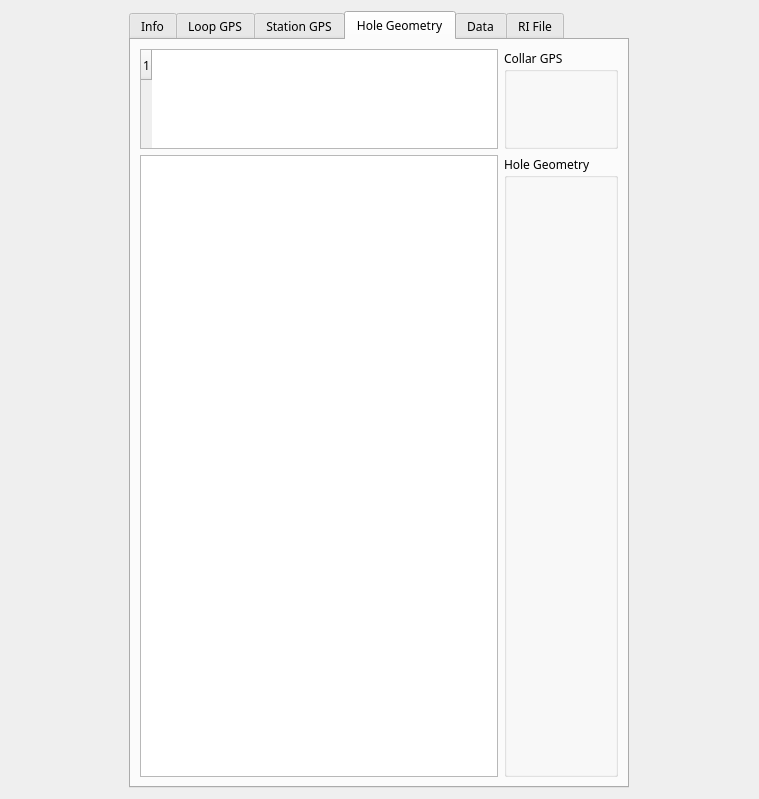
Before: the Qt Designer form src/qt_ui/pem_info_widget.ui in Eric-Meunier/Processor-Suite, drawn with Qt 5.
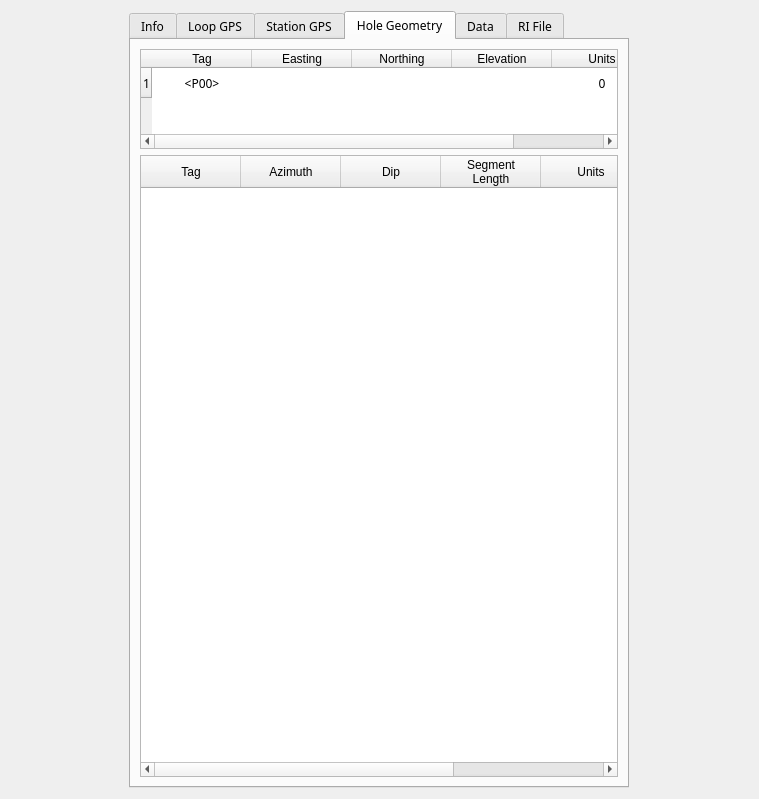
After: the same form once the commit is applied. The open tabs and pages were chosen to show the change.

What changed in the file:
```diff
--- a/src/qt_ui/pem_info_widget.ui
+++ b/src/qt_ui/pem_info_widget.ui
@@ -525,21 +525,115 @@
           <bool>false</bool>
          </attribute>
          <row/>
+         <column>
+          <property name="text">
+           <string>Tag</string>
+          </property>
+         </column>
+         <column>
+          <property name="text">
+           <string>Easting</string>
+          </property>
+         </column>
+         <column>
+          <property name="text">
+           <string>Northing</string>
+          </property>
+         </column>
+         <column>
+          <property name="text">
+           <string>Elevation</string>
+          </property>
+         </column>
+         <column>
+          <property name="text">
+           <string>Units</string>
+          </property>
+         </column>
+         <item row="0" column="0">
+          <property name="text">
+           <string>&lt;P00&gt;</string>
+          </property>
+          <property name="textAlignment">
+           <set>AlignCenter</set>
+          </property>
+         </item>
+         <item row="0" column="1">
+          <property name="text">
+           <string/>
+          </property>
+          <property name="textAlignment">
+           <set>AlignCenter</set>
+          </property>
+         </item>
+         <item row="0" column="2">
+          <property name="text">
+           <string/>
+          </property>
+          <property name="textAlignment">
+           <set>AlignCenter</set>
+          </property>
+         </item>
+         <item row="0" column="3">
+          <property name="text">
+           <string/>
+          </property>
+          <property name="textAlignment">
+           <set>AlignCenter</set>
+          </property>
+         </item>
+         <item row="0" column="4">
+          <property name="text">
+           <string>0</string>
+          </property>
+          <property name="textAlignment">
+           <set>AlignCenter</set>
+          </property>
+         </item>
         </widget>
        </item>
-       <item row="0" column="1">
-        <widget class="QGroupBox" name="collarGPSBox">
-         <property name="title">
-          <string>Collar GPS</string>
+       <item row="1" column="0">
+        <widget class="QTableWidget" name="geometryTable">
+         <property name="selectionBehavior">
+          <enum>QAbstractItemView::SelectRows</enum>
          </property>
-         <layout class="QVBoxLayout" name="verticalLayout_4"/>
-        </widget>
-       </item>
-       <item row="1" column="1">
-        <widget class="QGroupBox" name="geometryTableBox">
-         <property name="title">
-          <string>Hole Geometry</string>
+         <property name="showGrid">
+          <bool>false</bool>
          </property>
+         <attribute name="horizontalHeaderHighlightSections">
+          <bool>false</bool>
+         </attribute>
+         <column>
+          <property name="text">
+           <string>Tag</string>
+          </property>
+         </column>
+         <column>
+          <property name="text">
+           <string>Azimuth</string>
+          </property>
+         </column>
+         <column>
+          <property name="text">
+           <string>Dip</string>
+          </property>
+         </column>
+         <column>
+          <property name="text">
+           <string>Segment
+Length</string>
+          </property>
+         </column>
+         <column>
+          <property name="text">
+           <string>Units</string>
+          </property>
+         </column>
+         <column>
+          <property name="text">
+           <string>Depth</string>
+          </property>
+         </column>
         </widget>
        </item>
       </layout>
```
Left out of the diff: 125 changed lines with no effect on the pictures.
